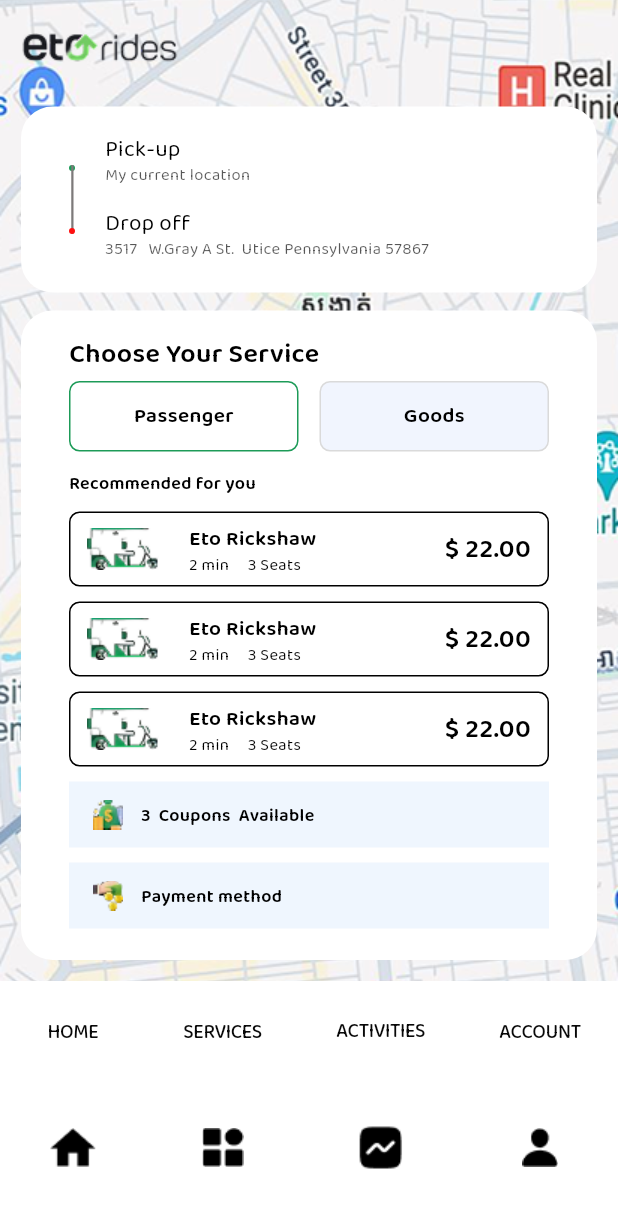
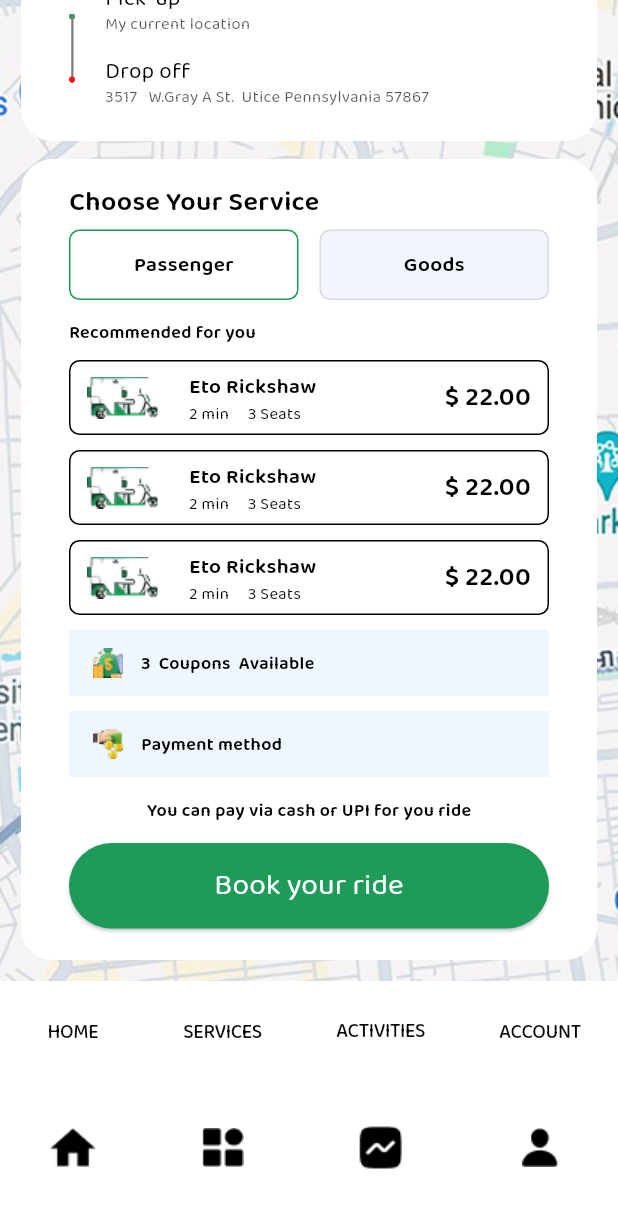
Before and after one commit to kaifwahab001/ETO-App, a Flutter app: the HomeScreen screen opened directly, on a phone screen of 412 x 824 dp. Shown: the top 1208 px of the screen. Run offline on Flutter 3.47's test engine with Material 3 defaults, Android fonts, the phone set to English and light mode, and no system bars; our stand-ins replace google_fonts, smooth_page_indicator.

Commit message:
changes in home screen

```diff
--- a/lib/view/home_screen/home_screen.dart
+++ b/lib/view/home_screen/home_screen.dart
@@ -38,7 +38,7 @@
                 child: Column(
                   mainAxisAlignment: MainAxisAlignment.center,
                   children: [
-                    currentindex==0?Pick_up(context):SizedBox(),
+                    currentindex == 0 ? Pick_up(context) : SizedBox(),
                     SizedBox(height: 12),
                     Choose_ride(),
                   ],
@@ -66,7 +66,7 @@
         mainAxisSize: MainAxisSize.min,
         children: [
           Text(
-            currentindex==0?'Choose Your Service':'Choose Your ride',
+            currentindex == 0 ? 'Choose Your Service' : 'Choose Your ride',
             style: GoogleFonts.baloo2(
               color: Colors.black,
               fontSize: 18,
@@ -81,7 +81,7 @@
                 child: GestureDetector(
                   onTap: () {
                     setState(() {
-                    currentindex=0;
+                      currentindex = 0;
                     });
                   },
                   child: Container(
@@ -90,7 +90,13 @@
                     decoration: ShapeDecoration(
                       color: currentindex == 0 ? null : Color(0xFFF1F5FE),
                       shape: RoundedRectangleBorder(
-                        side: BorderSide(width: 1, color: currentindex==0?Color(0xFF1D9B58):Color(0xFFDADADA)),
+                        side: BorderSide(
+                          width: 1,
+                          color:
+                              currentindex == 0
+                                  ? Color(0xFF1D9B58)
+                                  : Color(0xFFDADADA),
+                        ),
                         borderRadius: BorderRadius.circular(7),
                       ),
                     ),
@@ -111,7 +117,7 @@
                 child: GestureDetector(
                   onTap: () {
                     setState(() {
-                      currentindex=1;
+                      currentindex = 1;
                     });
                   },
                   child: Container(
@@ -120,7 +126,13 @@
                     decoration: ShapeDecoration(
                       color: currentindex == 1 ? null : Color(0xFFF1F5FE),
                       shape: RoundedRectangleBorder(
-                        side: BorderSide(width: 1, color: currentindex==1?Color(0xFF1D9B58):Color(0xFFDADADA)),
+                        side: BorderSide(
+                          width: 1,
+                          color:
+                              currentindex == 1
+                                  ? Color(0xFF1D9B58)
+                                  : Color(0xFFDADADA),
+                        ),
                         borderRadius: BorderRadius.circular(7),
                       ),
                     ),
@@ -225,7 +237,8 @@
               );
             },
           ),
-          currentindex==0?Column(
+          currentindex == 0
+              ? Column(
                 children: [
                   Container(
                     padding: EdgeInsets.symmetric(horizontal: 16, vertical: 12),
@@ -270,8 +283,71 @@
                       ],
                     ),
                   ),
+                  const SizedBox(height: 15),
+                  Text(
+                    'You can pay via cash or UPI for you ride',
+                    style: GoogleFonts.baloo2(
+                      color: Colors.black,
+                      fontSize: 12,
+                      fontWeight: FontWeight.w600,
+                      height: 1.20,
+                    ),
+                  ),
+                  const SizedBox(height: 15),
+                  ElevatedButton(
+                    style: ElevatedButton.styleFrom(
+                      fixedSize: Size(double.maxFinite, 57),
+                      backgroundColor: Color(0xFF1D9B58),
+                      foregroundColor: Colors.white,
+                      shape: RoundedRectangleBorder(
+                        borderRadius: BorderRadius.circular(43),
+                      ),
+                    ),
+                    onPressed: () {
+                      // Navigator.push(
+                      //   context,
+                      //   MaterialPageRoute(builder: (context) => OtpScreen()),
+                      // );
+                    },
+                    child: Text(
+                      'Book your ride',
+                      style: GoogleFonts.baloo2(
+                        fontSize: 20,
+                        fontWeight: FontWeight.w400,
+                        height: 1.06,
+                      ),
+                    ),
+                  ),
                 ],
-          ):SizedBox(),
+              )
+              : SizedBox(),
+          currentindex == 1 ? SizedBox(height: 15) : SizedBox(),
+          currentindex == 1
+              ? ElevatedButton(
+                style: ElevatedButton.styleFrom(
+                  fixedSize: Size(double.maxFinite, 57),
+                  backgroundColor: Colors.black,
+                  foregroundColor: Colors.white,
+                  shape: RoundedRectangleBorder(
+                    borderRadius: BorderRadius.circular(43),
+                  ),
+                ),
+                onPressed: () {
+                  // Navigator.push(
+                  //   context,
+                  //   MaterialPageRoute(builder: (context) => OtpScreen()),
+                  // );
+                },
+                child: Text(
+                  'Select ride',
+                  style: GoogleFonts.baloo2(
+                    fontSize: 20,
+                    fontWeight: FontWeight.w400,
+                    height: 1.06,
+                  ),
+                ),
+              )
+              : SizedBox(),
         ],
       ),
     );
```
Lines whose indentation alone changed are shown as unchanged.
